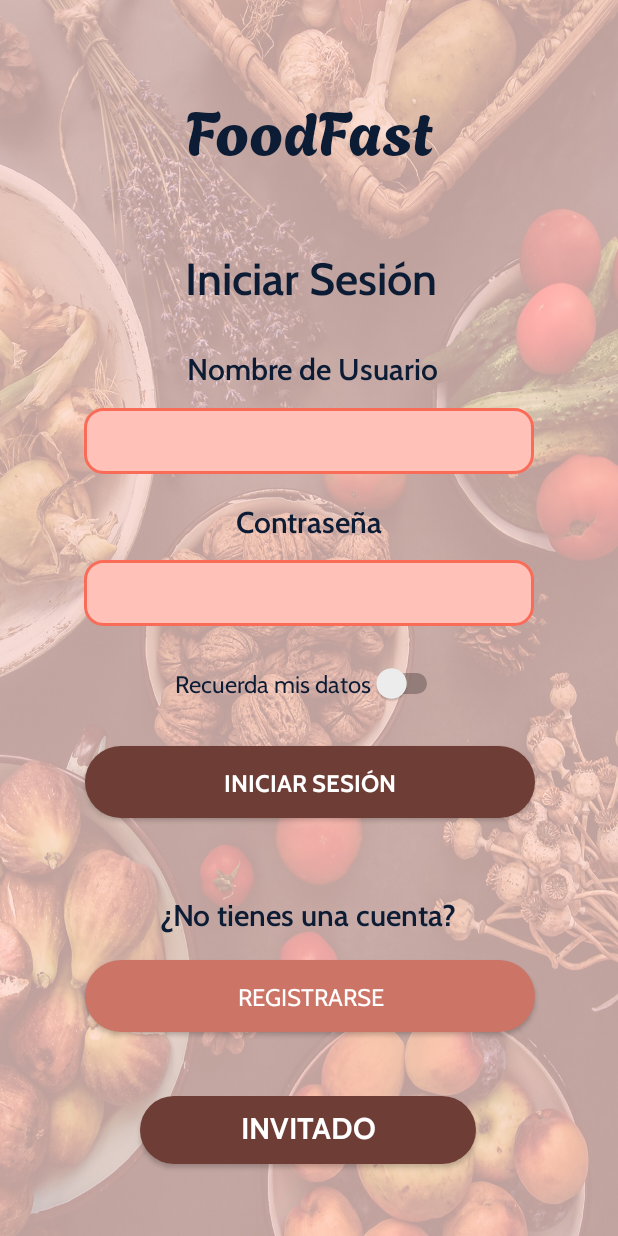
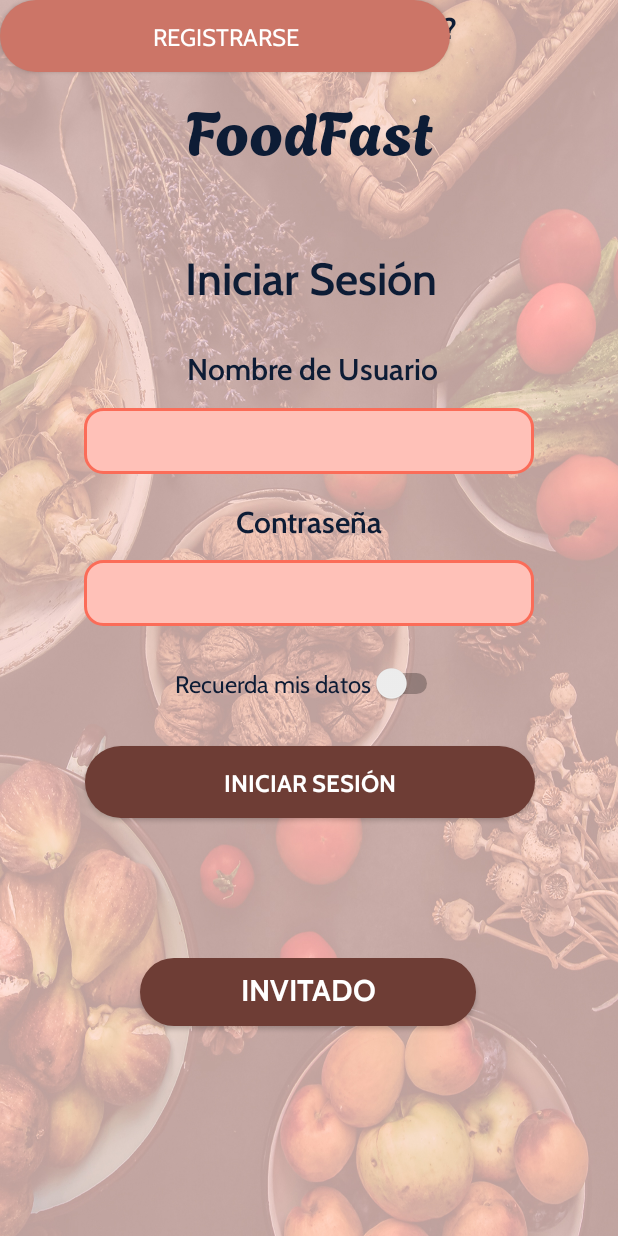
Before and after one commit to nestornumber/FoodFast, an Android app: the screen it shows after launch (IniciarSesionActivity), on a phone screen of 412 x 824 dp. Run offline under Robolectric (Android 15) with nearby library versions, the phone set to English and light mode, and no system bars.

Commit message:
Update activity_iniciar_sesion.xml

```diff
--- a/app/src/main/res/layout/activity_iniciar_sesion.xml
+++ b/app/src/main/res/layout/activity_iniciar_sesion.xml
@@ -140,7 +140,7 @@
         android:id="@+id/btnInvitado"
         android:layout_width="224dp"
         android:layout_height="45dp"
-        android:layout_marginBottom="48dp"
+        android:layout_marginBottom="140dp"
         android:background="@drawable/foodfast_button_primary"
 
         android:fontFamily="@font/cabin_bold"
@@ -171,16 +171,14 @@
         android:textSize="@dimen/font_size_medium"
         app:layout_constraintBottom_toTopOf="@+id/button"
         app:layout_constraintEnd_toEndOf="parent"
-        app:layout_constraintHorizontal_bias="0.497"
         app:layout_constraintStart_toStartOf="parent"
         app:layout_constraintTop_toBottomOf="@+id/button2"
-        app:layout_constraintVertical_bias="1.0" />
+        app:layout_constraintVertical_bias="0.918" />
 
     <Button
         android:id="@+id/button"
         android:layout_width="300dp"
         android:layout_height="wrap_content"
-        android:layout_marginBottom="136dp"
         android:background="@drawable/foodfast_button_secondary"
 
         android:fontFamily="@font/cabin_regular"
@@ -193,9 +191,7 @@
         android:textAllCaps="true"
         android:textColor="@color/text_white"
         android:textSize="@dimen/font_size_small"
-        app:layout_constraintBottom_toBottomOf="parent"
-        app:layout_constraintEnd_toEndOf="parent"
-        app:layout_constraintHorizontal_bias="0.504"
-        app:layout_constraintStart_toStartOf="parent" />
+        tools:layout_editor_absoluteX="56dp"
+        tools:layout_editor_absoluteY="623dp" />
 
 </androidx.constraintlayout.widget.ConstraintLayout>
```
